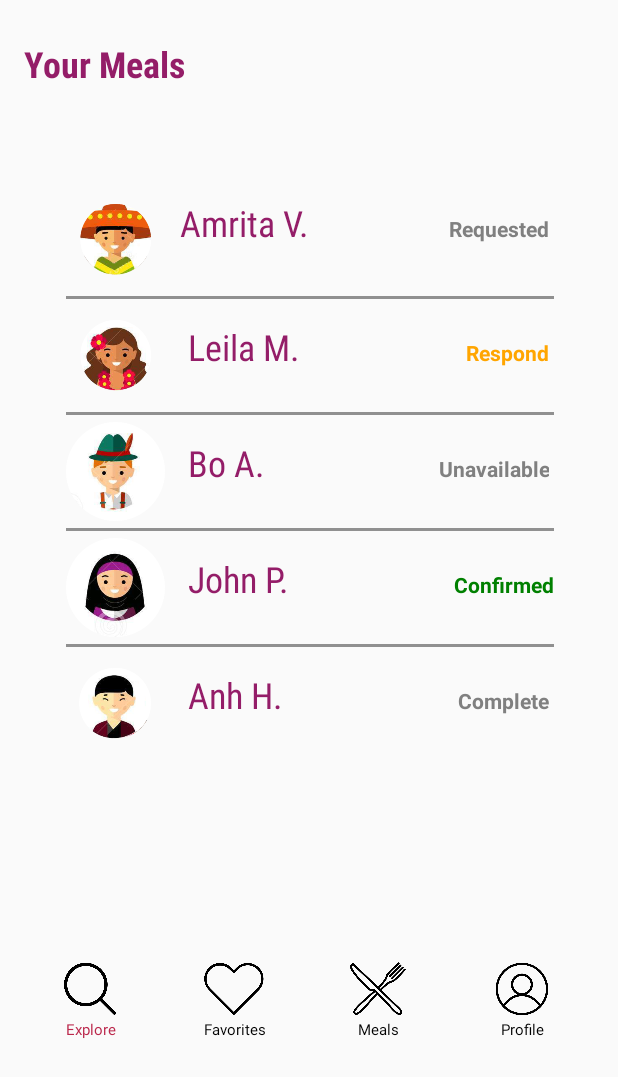
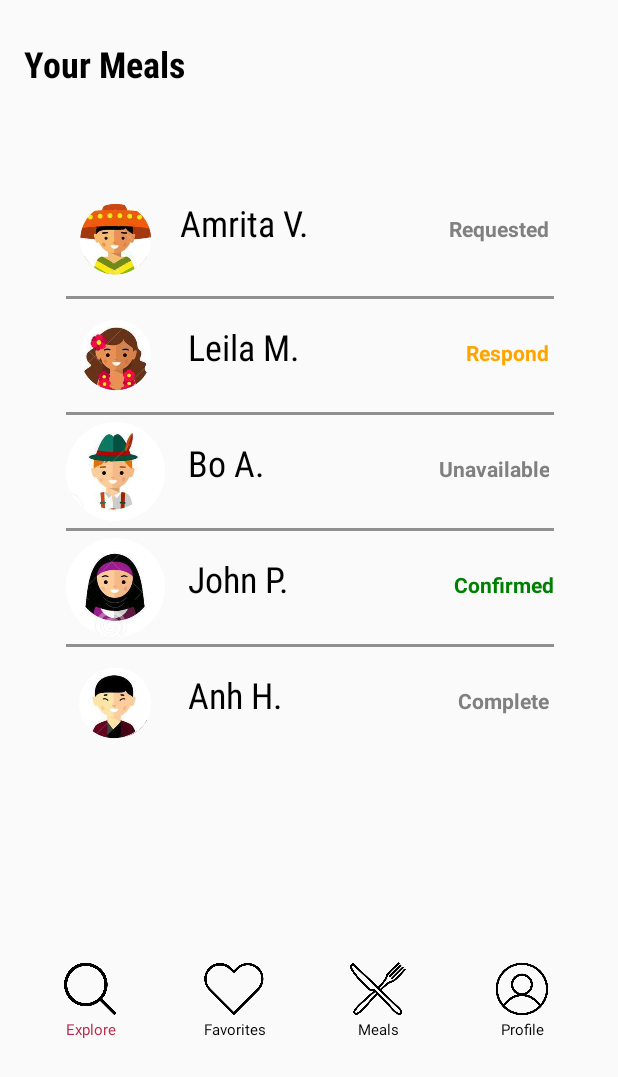
Before and after one commit to iamrita/homemade, an Android app: the screen it shows after launch (MainActivity), on a phone screen of 412 x 824 dp. Shown: the top 1077 px of the screen. Run offline under Robolectric (Android 15) with nearby library versions, the phone set to English and light mode, and no system bars; 1 statement that could not run was skipped.

Commit message:
colorModifications
I previously changed the colors to something innappopriate

```diff
--- a/HomemadeScreens/app/src/main/res/values/colors.xml
+++ b/HomemadeScreens/app/src/main/res/values/colors.xml
@@ -2,7 +2,7 @@
 <resources>
     <color name="colorPrimary">#ba284c</color>
     <color name="colorPrimaryDark">#e34a25</color>
-    <color name="colorAccent">#941d68</color>
+    <color name="colorAccent">#000000</color>
     <color name="orange">#ffa500</color>
     <color name="green">#008000</color>
     <color name="pink">#bb284c</color>
```
